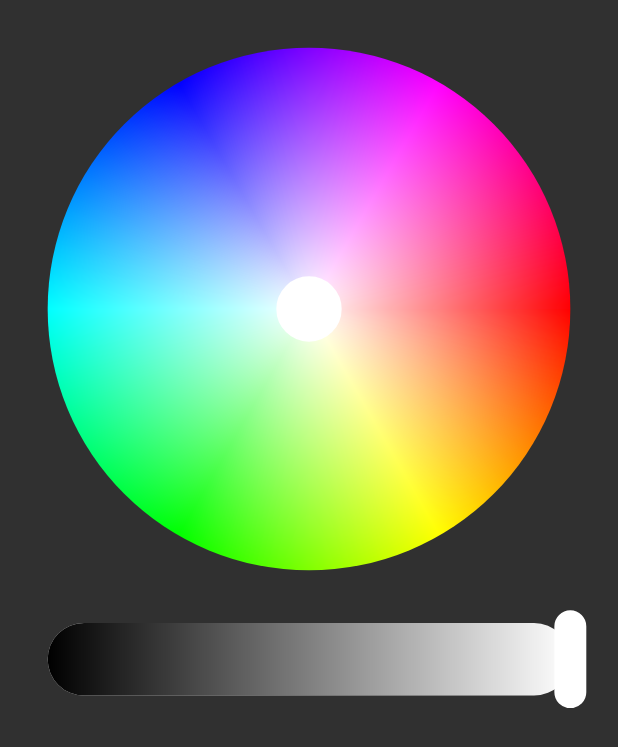
After one commit to holenet/Codge, an Android app: the layout dialog_color_picker.xml on its own in the app's theme, with its tools: preview values and no code run, on a phone screen of 412 x 824 dp. The commit adds this screen. Shown: the top 747 px of the screen. Run offline under Robolectric (Android 15) with nearby library versions, the phone set to English and light mode, and no system bars.

Commit message:
create color picker view

```diff
--- /dev/null
+++ b/app/src/main/java/com/holenet/codge/ColorPickerView.kt
@@ -0,0 +1,190 @@
+package com.holenet.codge
+
+import android.content.Context
+import android.graphics.*
+import android.util.AttributeSet
+import android.view.MotionEvent
+import android.view.View
+import kotlin.math.PI
+import kotlin.math.atan2
+import kotlin.math.hypot
+import kotlin.math.roundToInt
+
+class ColorPickerView : View {
+    constructor(context: Context) : super(context)
+    constructor(context: Context, attrs: AttributeSet) : super(context, attrs)
+    constructor(context: Context, attrs: AttributeSet, defStyleAttr: Int) : super(context, attrs, defStyleAttr)
+    constructor(context: Context, attrs: AttributeSet, defStyleAttr: Int, defStyleRes: Int) : super(context, attrs, defStyleAttr, defStyleRes)
+
+    companion object {
+        const val WIDTH = 810
+        const val HEIGHT = 955
+        const val STROKE_WIDTH = 10f
+
+        const val CIRCLE_PICKER_RADIUS = 40f
+        const val CIRCLE_CENTER = WIDTH / 2f
+        const val CIRCLE_RADIUS = 360f
+
+        const val BAR_PICKER_WIDTH = 34f
+        const val BAR_PICKER_HEIGHT = 125f
+        const val BAR_X = STROKE_WIDTH / 2f + CIRCLE_PICKER_RADIUS
+        const val BAR_Y = WIDTH + 10f + BAR_PICKER_HEIGHT / 2f + STROKE_WIDTH / 2f
+        const val BAR_WIDTH = CIRCLE_RADIUS * 2
+        const val BAR_HEIGHT = 100f
+    }
+
+    enum class ChangingMode {
+        NONE, CIRCLE, BAR
+    }
+
+    private var changingMode = ChangingMode.NONE
+    private var circlePickerX = 0f
+    private var circlePickerY = 0f
+    private var barPickerX = 1f
+
+    private val hsvTemp = floatArrayOf(0f, 0f, 1f)
+    private val hsv = floatArrayOf(0f, 0f, 1f)
+    var color: Int
+        get() = Color.HSVToColor(hsv)
+        set(value) {
+            Color.colorToHSV(value, hsv)
+            hsvTemp[0] = hsv[0]
+            hsvTemp[0] = hsv[1]
+            invalidate()
+        }
+
+    private val circlePaint = Paint(Paint.ANTI_ALIAS_FLAG).apply {
+        val colors = IntArray(360) {
+            Color.HSVToColor(floatArrayOf(it.toFloat(), 1f, 1f))
+        }
+        val positions = FloatArray(360) {
+            it / 360f
+        }
+        val gradient = SweepGradient(0f, 0f, colors, positions)
+        shader = gradient
+    }
+    private val circlePaint2 = Paint(Paint.ANTI_ALIAS_FLAG).apply {
+        val gradient = RadialGradient(0f, 0f, 1f, Color.WHITE, Color.TRANSPARENT, Shader.TileMode.CLAMP)
+        shader = gradient
+    }
+    private val circlePaint3 = Paint(Paint.ANTI_ALIAS_FLAG).apply {
+        color = Color.BLACK
+    }
+    private val barPaint = Paint(Paint.ANTI_ALIAS_FLAG)
+    private val barPaint2 = Paint(Paint.ANTI_ALIAS_FLAG).apply {
+        val gradient = LinearGradient(0f, 0f, 1f, 0f, Color.BLACK, Color.TRANSPARENT, Shader.TileMode.CLAMP)
+        shader = gradient
+    }
+    private val circlePickerPaintInner = Paint(Paint.ANTI_ALIAS_FLAG).apply {
+        style = Paint.Style.FILL
+    }
+    private val circlePickerPaint = Paint(Paint.ANTI_ALIAS_FLAG).apply {
+        style = Paint.Style.STROKE
+        strokeWidth = STROKE_WIDTH / CIRCLE_RADIUS
+        color = Color.WHITE
+    }
+    private val barPickerPaintInner = Paint(Paint.ANTI_ALIAS_FLAG).apply {
+        style = Paint.Style.FILL
+    }
+    private val barPickerPaint = Paint(Paint.ANTI_ALIAS_FLAG).apply {
+        style = Paint.Style.STROKE
+        strokeWidth = STROKE_WIDTH / BAR_WIDTH
+        color = Color.WHITE
+    }
+
+    override fun onMeasure(widthMeasureSpec: Int, heightMeasureSpec: Int) {
+        val widthMode = MeasureSpec.getMode(widthMeasureSpec)
+        val heightMode = MeasureSpec.getMode(heightMeasureSpec)
+
+        val width = MeasureSpec.getSize(widthMeasureSpec)
+        val height = MeasureSpec.getSize(heightMeasureSpec)
+
+        when {
+            widthMode == MeasureSpec.EXACTLY -> setMeasuredDimension(width, width * HEIGHT / WIDTH)
+            heightMode == MeasureSpec.EXACTLY -> setMeasuredDimension(height * WIDTH / HEIGHT, height)
+            widthMode == MeasureSpec.AT_MOST -> setMeasuredDimension(width, width * HEIGHT / WIDTH)
+            heightMode == MeasureSpec.AT_MOST -> setMeasuredDimension(height * WIDTH / HEIGHT, height)
+            else -> setMeasuredDimension(WIDTH, HEIGHT)
+        }
+    }
+
+    override fun onDraw(canvas: Canvas) {
+        canvas.apply {
+            // preset
+            scale(width.toFloat() / WIDTH, width.toFloat() / WIDTH)
+
+            // draw circle
+            save()
+            translate(CIRCLE_CENTER, CIRCLE_CENTER)
+            scale(CIRCLE_RADIUS, CIRCLE_RADIUS)
+            drawCircle(0f, 0f, 1f, circlePaint)
+            drawCircle(0f ,0f, 1f, circlePaint2)
+            drawCircle(0f, 0f, 1f, circlePaint3.apply { alpha = (255 * (1 - hsv[2])).roundToInt() })
+            // picker
+            drawCircle(circlePickerX, circlePickerY, CIRCLE_PICKER_RADIUS / CIRCLE_RADIUS, circlePickerPaintInner.apply { color = this@ColorPickerView.color })
+            drawCircle(circlePickerX, circlePickerY, CIRCLE_PICKER_RADIUS / CIRCLE_RADIUS, circlePickerPaint)
+            restore()
+
+            // draw bar
+            save()
+            translate(BAR_X, BAR_Y)
+            scale(BAR_WIDTH, BAR_WIDTH)
+            val barHalfHeight = BAR_HEIGHT / 2f / BAR_WIDTH
+            drawRoundRect(0f, -barHalfHeight, 1f, barHalfHeight, barHalfHeight, barHalfHeight, barPaint.apply { color = Color.HSVToColor(hsvTemp) })
+            drawRoundRect(0f, -barHalfHeight, 1f, barHalfHeight, barHalfHeight, barHalfHeight, barPaint2)
+            // picker
+            translate(barPickerX, 0f)
+            val barPickerHalfWidth = BAR_PICKER_WIDTH / 2f / BAR_WIDTH
+            val barPickerHalfHeight = BAR_PICKER_HEIGHT / 2f / BAR_WIDTH
+            drawRoundRect(-barPickerHalfWidth, -barPickerHalfHeight, barPickerHalfWidth, barPickerHalfHeight, barPickerHalfWidth, barPickerHalfWidth, barPickerPaintInner.apply { color = this@ColorPickerView.color })
+            drawRoundRect(-barPickerHalfWidth, -barPickerHalfHeight, barPickerHalfWidth, barPickerHalfHeight, barPickerHalfWidth, barPickerHalfWidth, barPickerPaint)
+            restore()
+        }
+    }
+
+    override fun onTouchEvent(event: MotionEvent): Boolean {
+        val x = event.x * WIDTH / width
+        val y = event.y * WIDTH / width
+
+        if (event.action == MotionEvent.ACTION_DOWN) {
+            if (hypot(x - CIRCLE_CENTER, y - CIRCLE_CENTER) < CIRCLE_RADIUS) {
+                changingMode = ChangingMode.CIRCLE
+            } else if (BAR_X < x && x < BAR_X + BAR_WIDTH && BAR_Y - BAR_HEIGHT / 2f < y && y < BAR_Y + BAR_HEIGHT / 2f) {
+                changingMode = ChangingMode.BAR
+            }
+        }
+
+        when (changingMode) {
+            ChangingMode.CIRCLE -> {
+                circlePickerX = (x - CIRCLE_CENTER) / CIRCLE_RADIUS
+                circlePickerY = (y - CIRCLE_CENTER) / CIRCLE_RADIUS
+                val length = hypot(circlePickerX, circlePickerY)
+                if (length > 1) {
+                    circlePickerX /= length
+                    circlePickerY /= length
+                }
+                hsv[0] = (atan2(circlePickerY, circlePickerX) * 180 / PI).toFloat()
+                if (hsv[0] < 0) hsv[0] += 360f
+                hsv[1] = length
+                hsvTemp[0] = hsv[0]
+                hsvTemp[1] = hsv[1]
+                invalidate()
+            }
+            ChangingMode.BAR -> {
+                barPickerX = (x - BAR_X) / BAR_WIDTH
+                if (barPickerX < 0)
+                    barPickerX = 0f
+                else if (barPickerX > 1)
+                    barPickerX = 1f
+                hsv[2] = barPickerX
+                invalidate()
+            }
+        }
+
+        if (event.action == MotionEvent.ACTION_UP) {
+            changingMode = ChangingMode.NONE
+        }
+
+        return true
+    }
+}
--- a/app/src/main/java/com/holenet/codge/GameActivity.kt
+++ b/app/src/main/java/com/holenet/codge/GameActivity.kt
@@ -322,7 +322,8 @@ class GameActivity : AppCompatActivity() {
                 if (position == colors.size) {
                     iBitem.setOnClickListener {
                         AlertDialog.Builder(context).apply {
-                            setView(layoutInflater.inflate(R.layout.item_picker, null))
+                            setView(layoutInflater.inflate(R.layout.dialog_color_picker, null))
+                            setCancelable(false)
                             setPositiveButton("Add", null)
                             setNegativeButton("Cancel", null)
                         }.create().show()
--- /dev/null
+++ b/app/src/main/res/layout/dialog_color_picker.xml
@@ -0,0 +1,13 @@
+<?xml version="1.0" encoding="utf-8"?>
+<RelativeLayout
+    xmlns:android="http://schemas.android.com/apk/res/android"
+    xmlns:app="http://schemas.android.com/apk/res-auto"
+    xmlns:tools="http://schemas.android.com/tools"
+    android:layout_width="match_parent"
+    android:layout_height="match_parent">
+
+    <com.holenet.codge.ColorPickerView
+        android:layout_width="match_parent"
+        android:layout_height="match_parent"
+        android:layout_margin="10dp" />
+</RelativeLayout>
```
